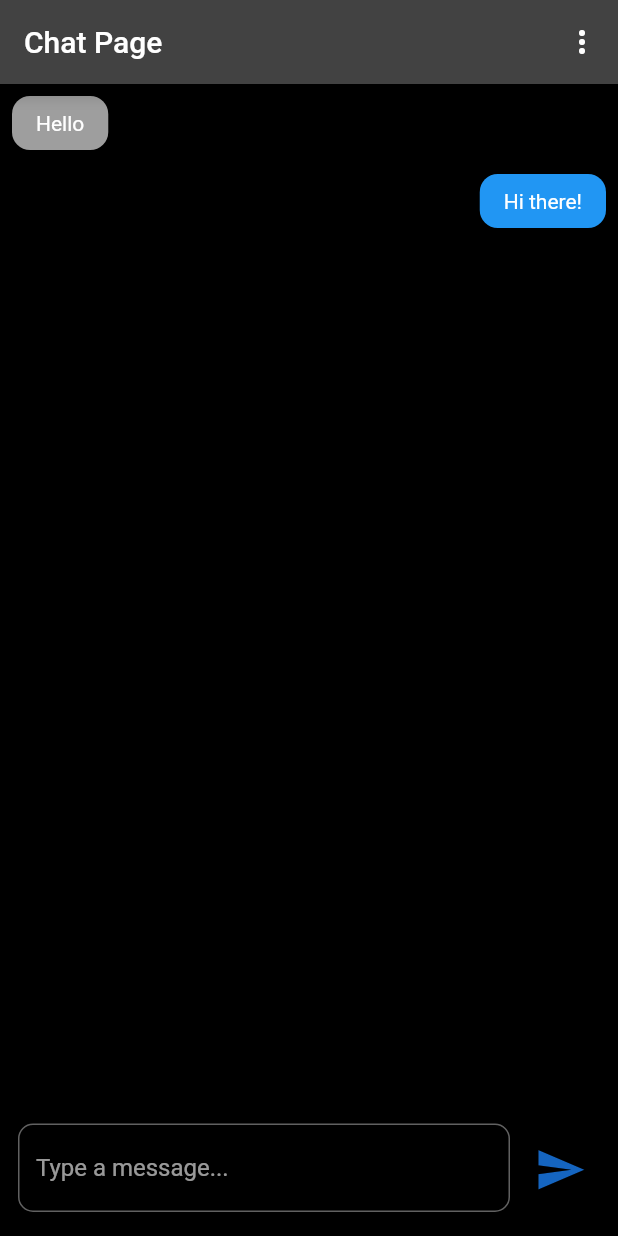
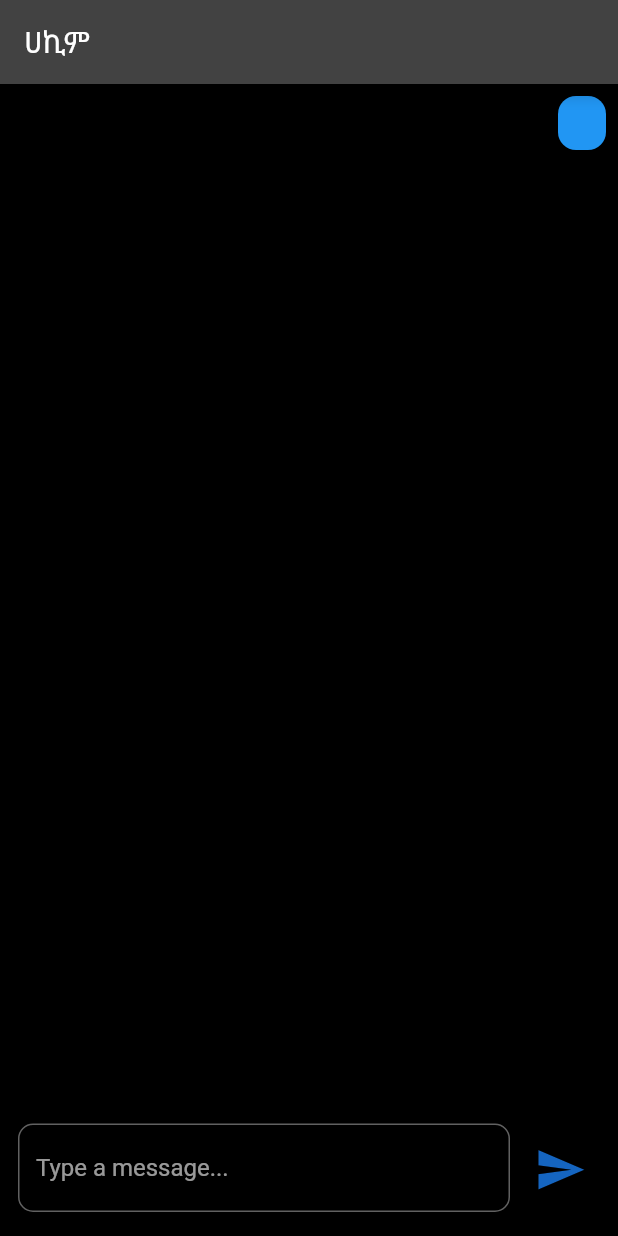
Before and after one commit to DawitSishu/Hakim-GPT, a Flutter app: the screen it shows after launch, after a tap on the "send" icon, on a phone screen of 412 x 824 dp. Run offline on Flutter 3.47's test engine with Material 2 defaults, Android fonts, the phone set to English and light mode, and no system bars.

Commit message:
the basic chat ui is good

```diff
--- /dev/null
+++ b/lib/Models/MessageModel.dart
@@ -0,0 +1,6 @@
+class MessageModel {
+  final String text;
+  final bool isMe;
+
+  MessageModel({required this.text, required this.isMe});
+}
--- a/lib/Pages/ChatPage.dart
+++ b/lib/Pages/ChatPage.dart
@@ -1,5 +1,8 @@
 import 'package:flutter/material.dart';
+import 'package:hakim/Models/MessageModel.dart';
+import 'package:hakim/Providers/MessageProvider.dart';
 import 'package:hakim/Utils/widgets.dart';
+import 'package:provider/provider.dart';
 
 class ChatPage extends StatefulWidget {
   const ChatPage({Key? key}) : super(key: key);
@@ -9,26 +12,29 @@ class ChatPage extends StatefulWidget {
 }
 
 class _ChatPageState extends State<ChatPage> {
+  TextEditingController _messageController = TextEditingController();
+
   @override
   Widget build(BuildContext context) {
+    var messagesProvider = Provider.of<MessagesProvider>(context);
     return Scaffold(
       appBar: AppBar(
-        title: Text('Chat Page'),
-        actions: [
-          IconButton(
-            icon: Icon(Icons.more_vert),
-            onPressed: () {},
-          ),
-        ],
+        title: Text('ሀኪም'),
       ),
       body: Column(
         children: [
           Expanded(
-            child: ListView(
-              children: [
-                Message('Hello', isMe: false),
-                Message('Hi there!', isMe: true),
-              ],
+            // child: ListView(
+            //   children: [
+            //     // Message('Hello', isMe: false),
+            //     // Message('Hi there!', isMe: true),
+            //   ],)
+            child: ListView.builder(
+              itemCount: messagesProvider.messages.length,
+              itemBuilder: (context, index) {
+                var message = messagesProvider.messages[index];
+                return Message(message.text, isMe: message.isMe);
+              },
             ),
           ),
         ],
@@ -40,6 +46,7 @@ class _ChatPageState extends State<ChatPage> {
           children: [
             Expanded(
               child: TextField(
+                controller: _messageController,
                 decoration: InputDecoration(
                   hintText: 'Type a message...',
                   border: OutlineInputBorder(
@@ -55,7 +62,16 @@ class _ChatPageState extends State<ChatPage> {
                 Icons.send,
                 size: 35,
               ),
-              onPressed: () {},
+              onPressed: () {
+                var messageText = _messageController.text;
+
+                var newMessage = MessageModel(text: messageText, isMe: true);
+                var messagesProvider =
+                    Provider.of<MessagesProvider>(context, listen: false);
+                messagesProvider.addMessage(newMessage);
+
+                _messageController.clear();
+              },
             ),
           ],
         ),
--- /dev/null
+++ b/lib/Providers/MessageProvider.dart
@@ -0,0 +1,13 @@
+import 'package:flutter/material.dart';
+import 'package:hakim/Models/MessageModel.dart';
+
+class MessagesProvider extends ChangeNotifier {
+  List<MessageModel> _messages = [];
+
+  List<MessageModel> get messages => _messages;
+
+  void addMessage(MessageModel message) {
+    _messages.add(message);
+    notifyListeners();
+  }
+}
--- a/lib/main.dart
+++ b/lib/main.dart
@@ -1,6 +1,8 @@
 import 'package:flutter/material.dart';
 import 'package:flutter/services.dart';
 import 'package:hakim/Pages/ChatPage.dart';
+import 'package:hakim/Providers/MessageProvider.dart';
+import 'package:provider/provider.dart';
 
 // #e12cc7
 void main() async {
@@ -9,7 +11,9 @@ void main() async {
   SystemChrome.setSystemUIOverlayStyle(const SystemUiOverlayStyle(
     systemNavigationBarColor: Colors.white,
   ));
-  runApp(MaterialApp(
+  runApp(ChangeNotifierProvider(
+      create: (context) => MessagesProvider(),
+      child: MaterialApp(
         title: 'Yene',
         theme: ThemeData.dark().copyWith(
           scaffoldBackgroundColor: Colors.black,
@@ -17,5 +21,5 @@ void main() async {
         initialRoute: 'chat',
         debugShowCheckedModeBanner: false,
         routes: {'chat': (context) => ChatPage()},
-  ));
+      )));
 }
--- a/pubspec.yaml
+++ b/pubspec.yaml
@@ -35,6 +35,7 @@ dependencies:
   # The following adds the Cupertino Icons font to your application.
   # Use with the CupertinoIcons class for iOS style icons.
   cupertino_icons: ^1.0.2
+  provider: ^6.1.1
 
 dev_dependencies:
   flutter_test:
```
Also changed, not shown: pubspec.lock. Lines whose indentation alone changed are shown as unchanged.
